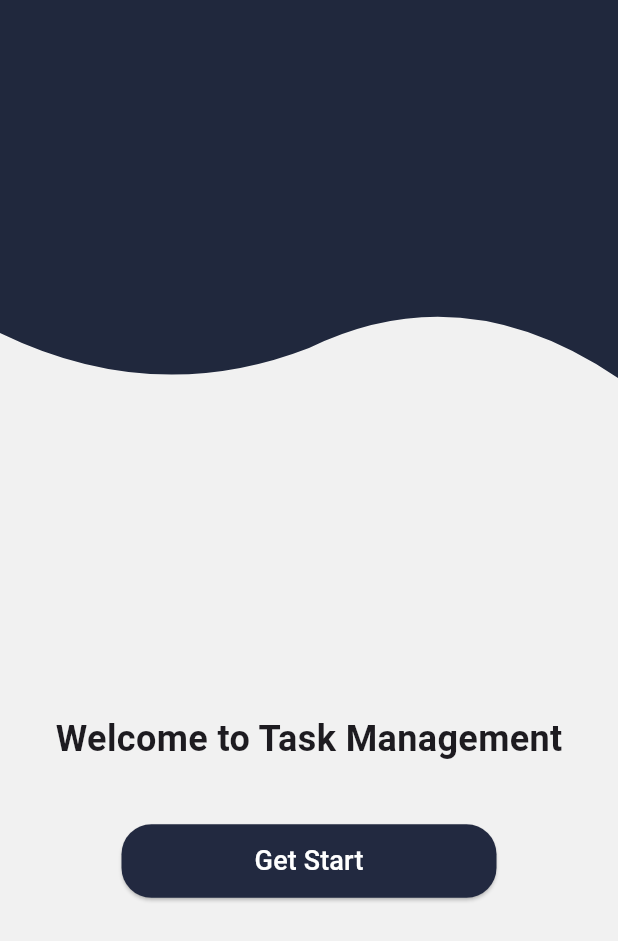
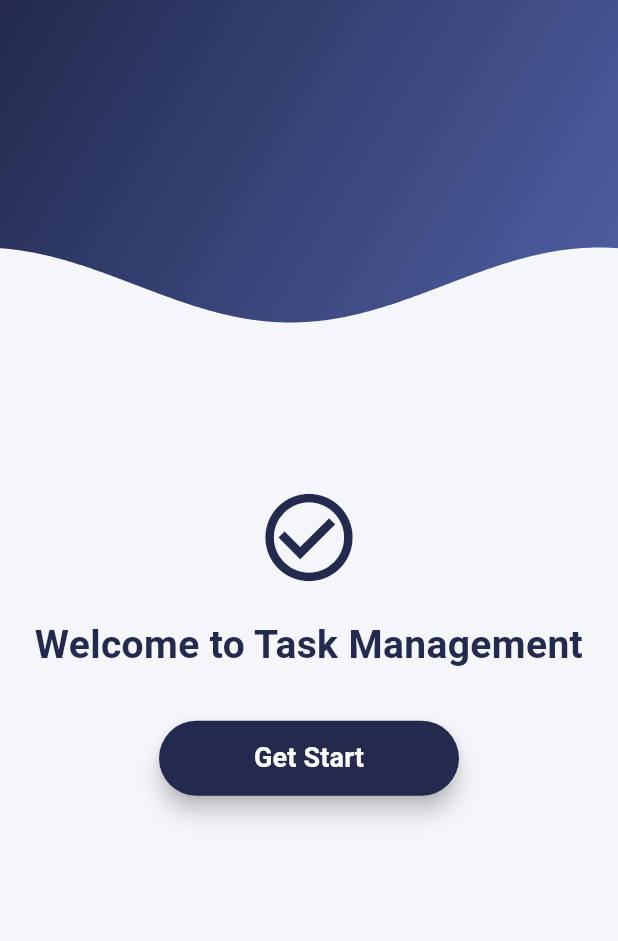
Before and after one commit to iMOD07/task_management_flutter, a Flutter app: the screen it shows after launch, on a phone screen of 412 x 824 dp. Shown: the top 941 px of the screen. Run offline on Flutter 3.47's test engine with Material 3 defaults, Android fonts, the phone set to English and light mode, and no system bars.

Commit message:
add Animation

```diff
--- /dev/null
+++ b/lib/features/welcome/presentation/pages/get_start_page.dart
@@ -0,0 +1,142 @@
+import 'dart:math';
+import 'package:flutter/material.dart';
+
+// كلاس الموجة المتحركة
+class AnimatedWave extends StatefulWidget {
+  @override
+  _AnimatedWaveState createState() => _AnimatedWaveState();
+}
+
+class _AnimatedWaveState extends State<AnimatedWave>
+    with SingleTickerProviderStateMixin {
+  late AnimationController _controller;
+
+  @override
+  void initState() {
+    super.initState();
+    _controller = AnimationController(
+      vsync: this,
+      duration: Duration(seconds: 10),
+    )..repeat();
+  }
+
+  @override
+  void dispose() {
+    _controller.dispose();
+    super.dispose();
+  }
+
+  @override
+  Widget build(BuildContext context) {
+    return AnimatedBuilder(
+      animation: _controller,
+      builder: (context, child) {
+        return ClipPath(
+          clipper: SineWaveClipper(animationValue: _controller.value),
+          child: Container(
+            height: 250,
+            decoration: BoxDecoration(
+              gradient: LinearGradient(
+                colors: [
+                  Color(0xFF232A4E),
+                  Color(0xFF5061A7),
+                ],
+                begin: Alignment.topLeft,
+                end: Alignment.bottomRight,
+              ),
+            ),
+          ),
+        );
+      },
+    );
+  }
+}
+
+// كلاس رسم شكل الموجة
+class SineWaveClipper extends CustomClipper<Path> {
+  final double animationValue;
+  SineWaveClipper({required this.animationValue});
+
+  @override
+  Path getClip(Size size) {
+    final path = Path();
+    path.lineTo(0, size.height - 40);
+
+    for (double x = 0.0; x <= size.width; x++) {
+      double y = sin((x / size.width * 2 * pi) + (animationValue * 2 * pi)) * 25 + (size.height - 60);
+      path.lineTo(x, y);
+    }
+
+    path.lineTo(size.width, 0);
+    path.close();
+    return path;
+  }
+
+  @override
+  bool shouldReclip(covariant SineWaveClipper oldClipper) =>
+      animationValue != oldClipper.animationValue;
+}
+
+// الصفحة الرئيسية (Get Start)
+class GetStartPage extends StatelessWidget {
+  @override
+  Widget build(BuildContext context) {
+    return Scaffold(
+      backgroundColor: Color(0xFFF5F6FA), // لون خلفية هادئ
+      body: Stack(
+        children: [
+          // موجة متحركة في الأعلى
+          AnimatedWave(),
+
+          // محتوى الصفحة
+          Align(
+            alignment: Alignment.center,
+            child: Column(
+              mainAxisSize: MainAxisSize.min,
+              children: [
+                SizedBox(height: 30),
+                Icon(Icons.check_circle_outline, size: 70, color: Color(0xFF232A4E)),
+                SizedBox(height: 18),
+                Text(
+                  "Welcome to Task Management",
+                  style: TextStyle(
+                    fontSize: 26,
+                    fontWeight: FontWeight.bold,
+                    color: Color(0xFF232A4E),
+                  ),
+                  textAlign: TextAlign.center,
+                ),
+                SizedBox(height: 32),
+                SizedBox(
+                  width: 200,
+                  height: 50,
+                  child: ElevatedButton(
+                    onPressed: () {
+                      // ضع هنا التنقل للصفحة التالية
+                      // Navigator.push(context, MaterialPageRoute(builder: (context) => NextPage()));
+                    },
+                    style: ElevatedButton.styleFrom(
+                      backgroundColor: Color(0xFF232A4E),
+                      shape: RoundedRectangleBorder(
+                        borderRadius: BorderRadius.circular(25),
+                      ),
+                      elevation: 6,
+                    ),
+                    child: Text(
+                      "Get Start",
+                      style: TextStyle(
+                          fontSize: 18,
+                          color: Colors.white,
+                          fontWeight: FontWeight.bold
+                      ),
+                    ),
+                  ),
+                ),
+              ],
+            ),
+          ),
+        ],
+      ),
+    );
+  }
+}
--- a/lib/features/welcome/presentation/pages/welcome_screen.dart
+++ /dev/null
@@ -1,98 +0,0 @@
-import 'package:flutter/material.dart';
-
-// شاشة الترحيب
-class WelcomeScreen extends StatelessWidget {
-  const WelcomeScreen({Key? key}) : super(key: key);
-
-  @override
-  Widget build(BuildContext context) {
-    // Scaffold is the main container for each screen in Flutter
-    return Scaffold(
-      backgroundColor: const Color(0xFFF1F1F1), // Same background color as the image
-      body: Stack(
-        children: [
-          // Top: Decorative wave
-          Positioned(
-            top: 0,
-            left: 0,
-            right: 0,
-            child: ClipPath(
-              clipper: WaveClipper(),
-              child: Container(
-                height: MediaQuery.of(context).size.height * 0.33,
-                color: const Color(0xFF20283D), // Same background color as the image
-              ),
-            ),
-          ),
-          // Screen content: text and button
-          Center(
-
-            child: Column(
-              mainAxisAlignment: MainAxisAlignment.center,
-              children: [
-                SizedBox(height: 250),
-                Text(
-                  "Welcome to Task Management",
-                  style: TextStyle(
-                    fontSize: 24,
-                    fontWeight: FontWeight.bold,
-                  ),
-                ),
-                SizedBox(height: 40),
-                SizedBox(
-                  width: 250, // New button display
-                  height: 49, // New button height
-                  child: ElevatedButton(
-                    onPressed: () {
-                      // Action on click
-                    },
-                    style: ElevatedButton.styleFrom(
-                      backgroundColor: Color(0xFF222940),
-                      shape: RoundedRectangleBorder(
-                        borderRadius: BorderRadius.circular(20),
-                      ),
-                    ),
-                    child: Text(
-                      "Get Start",
-                      style: TextStyle(
-                        fontSize: 18,
-                        color: Colors.white,
-                      ),
-                    ),
-                  ),
-                ),
-              ],
-            ),
-          )
-
-        ],
-      ),
-    );
-  }
-}
-
-// Class to draw the wave at the top of the screen
-class WaveClipper extends CustomClipper<Path> {
-  @override
-  Path getClip(Size size) {
-    var path = Path();
-    path.lineTo(0, size.height - 50);
-    var firstControlPoint = Offset(size.width / 4, size.height);
-    var firstEndPoint = Offset(size.width / 2, size.height - 40);
-    var secondControlPoint = Offset(3 * size.width / 4, size.height - 90);
-    var secondEndPoint = Offset(size.width, size.height - 20);
-
-    path.quadraticBezierTo(firstControlPoint.dx, firstControlPoint.dy,
-        firstEndPoint.dx, firstEndPoint.dy);
-
-    path.quadraticBezierTo(secondControlPoint.dx, secondControlPoint.dy,
-        secondEndPoint.dx, secondEndPoint.dy);
-
-    path.lineTo(size.width, 0);
-    path.close();
-    return path;
-  }
-
-  @override
-  bool shouldReclip(CustomClipper<Path> oldClipper) => false;
-}
--- a/lib/main.dart
+++ b/lib/main.dart
@@ -1,9 +1,9 @@
 import 'package:flutter/material.dart';
-import 'features/welcome/presentation/pages/welcome_screen.dart';
+import 'features/welcome/presentation/pages/get_start_page.dart';
 
 void main() {
-  runApp(const MaterialApp(
+  runApp(MaterialApp(
     debugShowCheckedModeBanner: false,
-    home: WelcomeScreen(),
+    home: GetStartPage(),
   ));
 }
```
